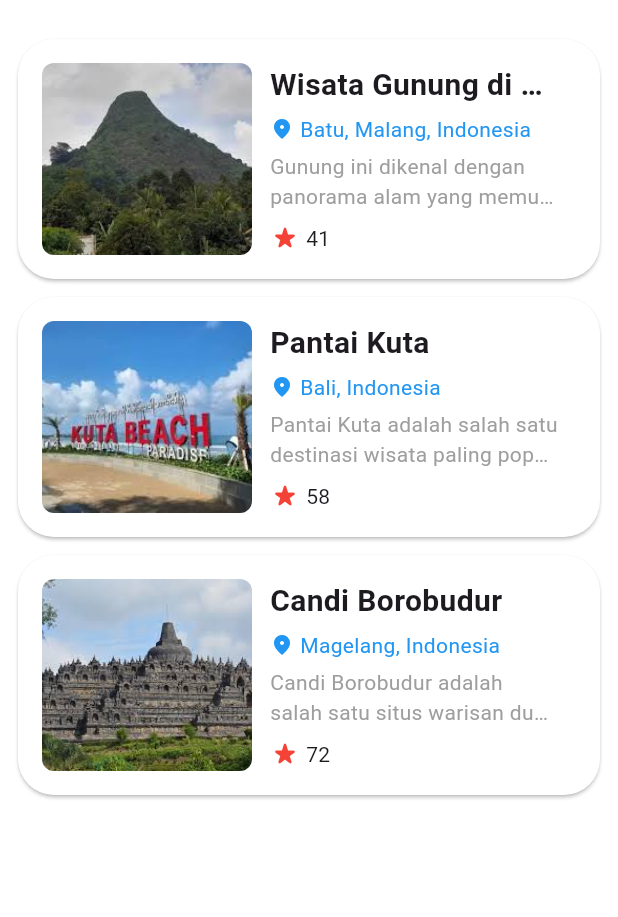
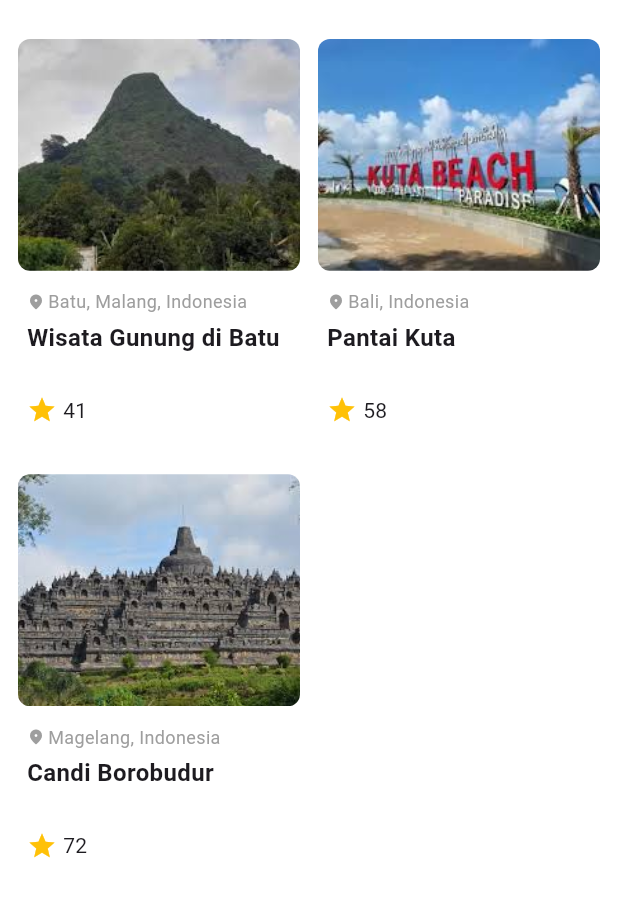
Before and after one commit to Khip01/mobile_programming_2025, a Flutter app: the screen it shows after launch, after a tap on the "grid view" icon, on a phone screen of 412 x 824 dp, the part 63-980 px from its top. Run offline on Flutter 3.47's test engine with Material 3 defaults, Android fonts, the phone set to English and light mode, and no system bars.

Commit message:
feat: completing practicum assignments

```diff
--- a/week_6/layout_flutter/lib/pages/home_page.dart
+++ b/week_6/layout_flutter/lib/pages/home_page.dart
@@ -1,5 +1,7 @@
 import 'package:flutter/material.dart';
 import 'package:layout_flutter/models/item.dart';
+import 'package:layout_flutter/widgets/grid_view_style_widget.dart';
+import 'package:layout_flutter/widgets/list_view_style_widget.dart';
 
 class HomePage extends StatefulWidget {
   HomePage({super.key});
@@ -62,19 +64,14 @@ class _HomePageState extends State<HomePage> {
       backgroundColor: Colors.white,
       appBar: AppBar(
         title: Text("Flutter layout - Destination"),
-        automaticallyImplyLeading: false,
+        scrolledUnderElevation: 0,
         backgroundColor: Colors.white,
         actionsPadding: EdgeInsets.only(right: 16),
         actions: [_modeToggleButton()],
       ),
-      body: ListView.builder(
-        padding: EdgeInsets.all(12),
-        itemCount: items.length,
-        itemBuilder: (context, index) {
-          final item = items[index];
-          return _buildItemCard(item);
-        },
-      ),
+      body: isGridView
+          ? GridViewStyleWidget(items: items)
+          : ListViewStyleWidget(items: items),
     );
   }
 
@@ -90,112 +87,4 @@ class _HomePageState extends State<HomePage> {
       },
     );
   }
-
-  Widget _buildItemCard(Item item) {
-    void onItemTapAction() {
-      Navigator.pushNamed(context, '/item', arguments: item);
-    }
-
-    return Container(
-      height: 160,
-      margin: EdgeInsets.only(bottom: 12),
-      width: double.maxFinite,
-      child: Card(
-        shape: RoundedRectangleBorder(
-          borderRadius: BorderRadiusGeometry.circular(24),
-        ),
-        elevation: 1,
-        margin: EdgeInsets.zero,
-        color: Colors.white,
-        clipBehavior: Clip.antiAlias,
-        child: InkWell(
-          onTap: onItemTapAction,
-          child: LayoutBuilder(
-            builder: (context, constraints) {
-              return Padding(
-                padding: const EdgeInsets.all(16),
-                child: Row(
-                  children: [
-                    // image
-                    Container(
-                      clipBehavior: Clip.antiAlias,
-                      height: constraints.maxHeight,
-                      width: constraints.maxHeight - 20,
-                      decoration: BoxDecoration(
-                        borderRadius: BorderRadius.circular(8),
-                      ),
-                      child: Hero(
-                        tag: item.imgPath,
-                        child: Image.asset(item.imgPath, fit: BoxFit.cover),
-                      ),
-                    ),
-                    // body
-                    Expanded(
-                      child: Container(
-                        padding: EdgeInsets.symmetric(horizontal: 12),
-                        height: constraints.maxHeight,
-                        child: Column(
-                          crossAxisAlignment: CrossAxisAlignment.start,
-                          mainAxisAlignment: MainAxisAlignment.spaceBetween,
-                          children: [
-                            Text(
-                              item.title,
-                              style: TextStyle(
-                                fontSize: 20,
-                                fontWeight: FontWeight.bold,
-                              ),
-                              overflow: TextOverflow.ellipsis,
-                            ),
-                            Row(
-                              children: [
-                                Icon(
-                                  Icons.location_on_rounded,
-                                  size: 16,
-                                  color: Colors.blue[500],
-                                ),
-                                SizedBox(width: 4),
-                                Text(
-                                  item.location,
-                                  style: TextStyle(color: Colors.blue[500]),
-                                  overflow: TextOverflow.ellipsis,
-                                ),
-                              ],
-                            ),
-                            Text(
-                              item.description,
-                              maxLines: 2,
-                              overflow: TextOverflow.ellipsis,
-                              style: TextStyle(color: Colors.grey[500]),
-                            ),
-                            SizedBox(
-                              height: 24,
-                              child: Row(
-                                crossAxisAlignment: CrossAxisAlignment.center,
-                                children: [
-                                  Icon(
-                                    Icons.star_rate_rounded,
-                                    color: Colors.red[500],
-                                    size: 20,
-                                  ),
-                                  SizedBox(width: 4),
-                                  Padding(
-                                    padding: const EdgeInsets.only(top: 2),
-                                    child: Text('${item.star}'),
-                                  ),
-                                ],
-                              ),
-                            ),
-                          ],
-                        ),
-                      ),
-                    ),
-                  ],
-                ),
-              );
-            },
-          ),
-        ),
-      ),
-    );
-  }
 }
--- a/week_6/layout_flutter/lib/pages/item_page.dart
+++ b/week_6/layout_flutter/lib/pages/item_page.dart
@@ -32,7 +32,8 @@ class ItemPage extends StatelessWidget {
             ),
           ),
           /* soal 3*/
-          Icon(Icons.star, color: Colors.red[500]),
+          Icon(Icons.star, color: Colors.amber),
+          SizedBox(width: 4),
           // const Text('41'),
           Text("${item.star}"),
         ],
@@ -72,9 +73,12 @@ class ItemPage extends StatelessWidget {
     );
 
     return Scaffold(
+      backgroundColor: Colors.white,
       appBar: AppBar(
         // title: const Text('Flutter layout demo'),
         title: Text(itemArgs.title),
+        scrolledUnderElevation: 0,
+        backgroundColor: Colors.white,
       ),
       body: ListView(
         children: [
--- /dev/null
+++ b/week_6/layout_flutter/lib/widgets/grid_view_style_widget.dart
@@ -0,0 +1,105 @@
+import 'package:flutter/material.dart';
+import 'package:layout_flutter/models/item.dart';
+
+class GridViewStyleWidget extends StatelessWidget {
+  final List<Item> items;
+  final double itemWidth = 100;
+  final double itemHeight = 148;
+  final double gridPadding = 12;
+
+  const GridViewStyleWidget({super.key, required this.items});
+
+  @override
+  Widget build(BuildContext context) {
+    return GridView.builder(
+      padding: EdgeInsets.all(12),
+      itemCount: items.length,
+      gridDelegate: SliverGridDelegateWithFixedCrossAxisCount(
+        crossAxisCount: 2,
+        crossAxisSpacing: gridPadding,
+        mainAxisSpacing: gridPadding,
+        childAspectRatio: itemWidth / itemHeight,
+      ),
+      itemBuilder: (context, index) {
+        final item = items[index];
+        return _buildItemCard(item, context);
+      },
+    );
+  }
+
+  Widget _buildItemCard(Item item, BuildContext context) {
+    return InkWell(
+      borderRadius: BorderRadius.circular(8),
+      onTap: () {
+        Navigator.pushNamed(context, '/item', arguments: item);
+      },
+      child: Padding(
+        padding: EdgeInsets.only(bottom: 8),
+        child: Column(
+          children: [
+            AspectRatio(
+              aspectRatio: itemWidth / (itemHeight / 1.8),
+              child: Container(
+                clipBehavior: Clip.antiAlias,
+                decoration: BoxDecoration(borderRadius: BorderRadius.circular(8)),
+                child: Hero(
+                  tag: item.imgPath,
+                  child: Image.asset(
+                    item.imgPath,
+                    fit: BoxFit.cover,
+                    height: 120,
+                    width: double.maxFinite,
+                  ),
+                ),
+              ),
+            ),
+            Container(
+              padding: EdgeInsets.only(left: 6, right: 6, top: 12),
+              // color: Colors.green,
+              child: Column(
+                crossAxisAlignment: CrossAxisAlignment.start,
+                children: [
+                  Row(
+                    mainAxisSize: MainAxisSize.min,
+                    children: [
+                      Icon(
+                        Icons.location_on_rounded,
+                        size: 12,
+                        color: Colors.grey[500],
+                      ),
+                      SizedBox(width: 2),
+                      Expanded(
+                        child: Text(
+                          item.location,
+                          style: TextStyle(fontSize: 12, color: Colors.grey[500]),
+                          overflow: TextOverflow.ellipsis,
+                        ),
+                      ),
+                    ],
+                  ),
+                  SizedBox(height: 4),
+                  Text(
+                    "${item.title}\n\n",
+                    softWrap: true,
+                    maxLines: 2,
+                    overflow: TextOverflow.ellipsis,
+                    style: TextStyle(fontSize: 16, fontWeight: FontWeight.bold),
+                  ),
+                  SizedBox(height: 4),
+                  Row(
+                    mainAxisAlignment: MainAxisAlignment.start,
+                    children: [
+                      Icon(Icons.star, size: 20, color: Colors.amber),
+                      SizedBox(width: 4),
+                      Text('${item.star}'),
+                    ],
+                  ),
+                ],
+              ),
+            ),
+          ],
+        ),
+      ),
+    );
+  }
+}
--- /dev/null
+++ b/week_6/layout_flutter/lib/widgets/list_view_style_widget.dart
@@ -0,0 +1,122 @@
+import 'package:flutter/material.dart';
+import 'package:layout_flutter/models/item.dart';
+
+class ListViewStyleWidget extends StatelessWidget {
+  final List<Item> items;
+
+  const ListViewStyleWidget({super.key, required this.items});
+
+  @override
+  Widget build(BuildContext context) {
+    return ListView.builder(
+      padding: EdgeInsets.all(12),
+      itemCount: items.length,
+      itemBuilder: (context, index) {
+        final item = items[index];
+        return _buildItemCard(item, context);
+      },
+    );
+  }
+
+  Widget _buildItemCard(Item item, BuildContext context) {
+    void onItemTapAction() {
+      Navigator.pushNamed(context, '/item', arguments: item);
+    }
+
+    return Container(
+      height: 160 - 32,
+      margin: EdgeInsets.only(bottom: 12),
+      width: double.maxFinite,
+      child: InkWell(
+        onTap: onItemTapAction,
+        borderRadius: BorderRadius.circular(8),
+        child: LayoutBuilder(
+          builder: (context, constraints) {
+            return Row(
+              children: [
+                // image
+                Container(
+                  clipBehavior: Clip.antiAlias,
+                  height: constraints.maxHeight,
+                  width: constraints.maxHeight,
+                  decoration: BoxDecoration(
+                    borderRadius: BorderRadius.circular(8),
+                  ),
+                  child: Hero(
+                    tag: item.imgPath,
+                    child: Image.asset(item.imgPath, fit: BoxFit.cover),
+                  ),
+                ),
+                // body
+                Expanded(
+                  child: Container(
+                    padding: EdgeInsets.symmetric(horizontal: 12, vertical: 6),
+                    height: constraints.maxHeight,
+                    child: Column(
+                      crossAxisAlignment: CrossAxisAlignment.start,
+                      mainAxisAlignment: MainAxisAlignment.spaceBetween,
+                      children: [
+                        Text(
+                          item.title,
+                          style: TextStyle(
+                            fontSize: 20,
+                            fontWeight: FontWeight.bold,
+                          ),
+                          overflow: TextOverflow.ellipsis,
+                        ),
+                        Row(
+                          mainAxisSize: MainAxisSize.min,
+                          children: [
+                            Icon(
+                              Icons.location_on_rounded,
+                              size: 16,
+                              color: Colors.blue[500],
+                            ),
+                            SizedBox(width: 4),
+                            Expanded(
+                              child: Text(
+                                item.location,
+                                style: TextStyle(color: Colors.blue[500]),
+                                overflow: TextOverflow.ellipsis,
+                              ),
+                            ),
+                          ],
+                        ),
+                        Text(
+                          item.description,
+                          maxLines: 2,
+                          overflow: TextOverflow.ellipsis,
+                          style: TextStyle(color: Colors.grey[500]),
+                        ),
+                        SizedBox(
+                          height: 24,
+                          child: Row(
+                            crossAxisAlignment: CrossAxisAlignment.center,
+                            children: [
+                              Icon(
+                                Icons.star_rate_rounded,
+                                color: Colors.amber,
+                                size: 20,
+                              ),
+                              SizedBox(width: 4),
+                              Expanded(
+                                child: Padding(
+                                  padding: const EdgeInsets.only(top: 2),
+                                  child: Text('${item.star}'),
+                                ),
+                              ),
+                            ],
+                          ),
+                        ),
+                      ],
+                    ),
+                  ),
+                ),
+              ],
+            );
+          },
+        ),
+      ),
+    );
+  }
+}
```
Also changed, not shown: week_6/layout_flutter/readme_assets/grid_view_style.png (added), 2 other files.
